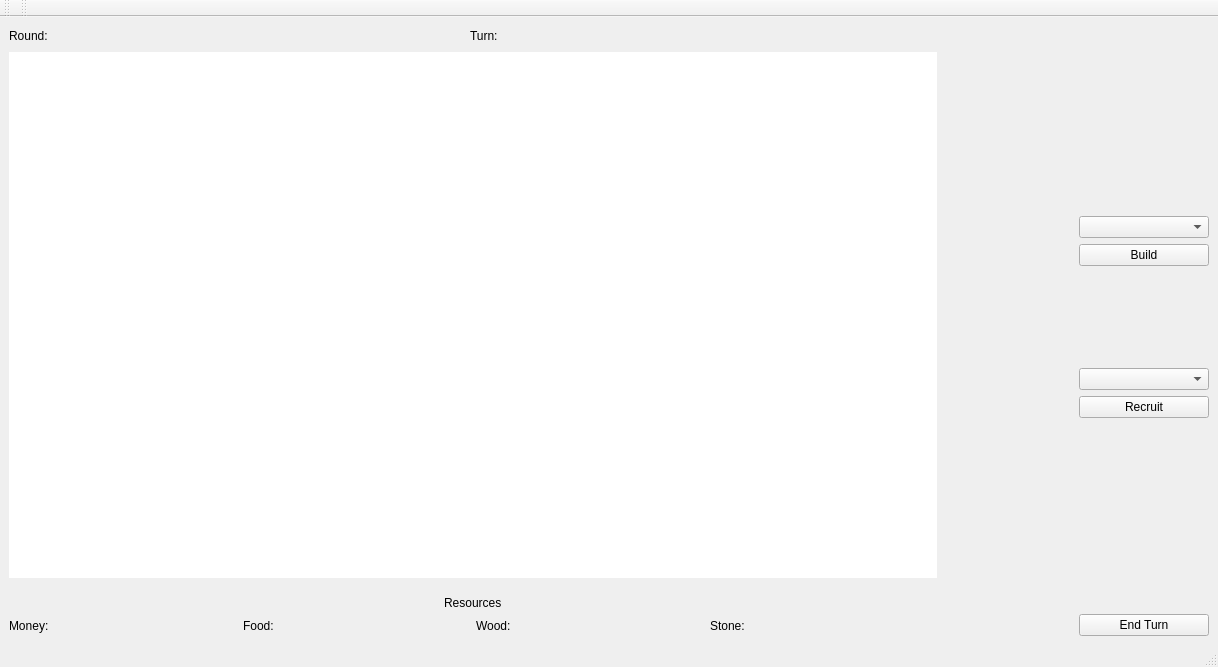
Qt form Game/UI/mapwindow.ui (makipaa/School-Projects) before a commit.
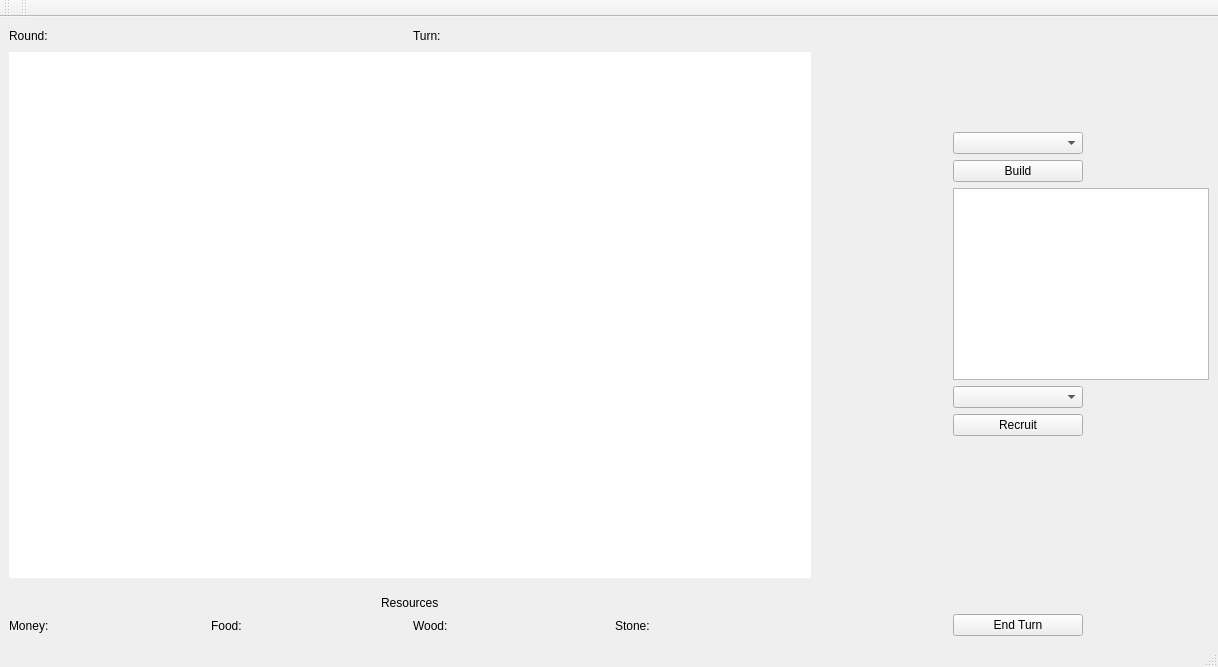
The same form after that commit.

What changed in the file:
```diff
--- a/Game/UI/mapwindow.ui
+++ b/Game/UI/mapwindow.ui
@@ -23,6 +23,22 @@
    <layout class="QGridLayout" name="gridLayout_3">
     <item row="0" column="1" rowspan="5">
      <layout class="QGridLayout" name="gridLayout_2">
+      <item row="0" column="0">
+       <spacer name="verticalSpacer">
+        <property name="orientation">
+         <enum>Qt::Vertical</enum>
+        </property>
+        <property name="sizeType">
+         <enum>QSizePolicy::Fixed</enum>
+        </property>
+        <property name="sizeHint" stdset="0">
+         <size>
+          <width>20</width>
+          <height>20</height>
+         </size>
+        </property>
+       </spacer>
+      </item>
       <item row="9" column="1" alignment="Qt::AlignLeft">
        <widget class="QPushButton" name="endTurnPushButton">
         <property name="sizePolicy">
@@ -58,10 +74,10 @@
         </property>
        </widget>
       </item>
-      <item row="0" column="1">
+      <item row="1" column="1">
        <layout class="QVBoxLayout" name="verticalLayout_2"/>
       </item>
-      <item row="0" column="0" rowspan="10" alignment="Qt::AlignLeft|Qt::AlignTop">
+      <item row="1" column="0" rowspan="9" alignment="Qt::AlignLeft|Qt::AlignTop">
        <widget class="QLabel" name="tileInfoLabel">
         <property name="sizePolicy">
          <sizepolicy hsizetype="Fixed" vsizetype="Fixed">
@@ -134,6 +150,25 @@
         </property>
        </widget>
       </item>
+      <item row="4" column="1">
+       <widget class="QGraphicsView" name="buildingGraphicsView">
+        <property name="enabled">
+         <bool>true</bool>
+        </property>
+        <property name="sizePolicy">
+         <sizepolicy hsizetype="Fixed" vsizetype="Fixed">
+          <horstretch>0</horstretch>
+          <verstretch>0</verstretch>
+         </sizepolicy>
+        </property>
+        <property name="minimumSize">
+         <size>
+          <width>0</width>
+          <height>0</height>
+         </size>
+        </property>
+       </widget>
+      </item>
      </layout>
     </item>
     <item row="4" column="0">
```
